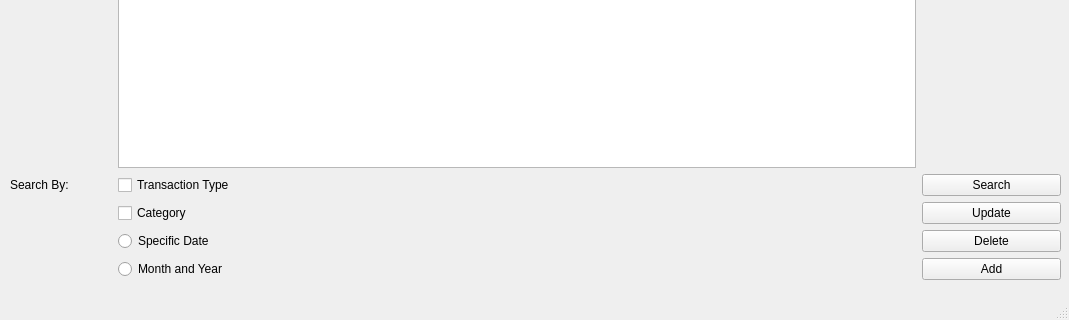
First picture: the form in TransactionsUI.ui, repository BoyTheTall/expenses-tracker-full-program, before the edit; both pictures show x 0 to 1069 and y 340 to 660 of the 1069 by 660 pixel window.
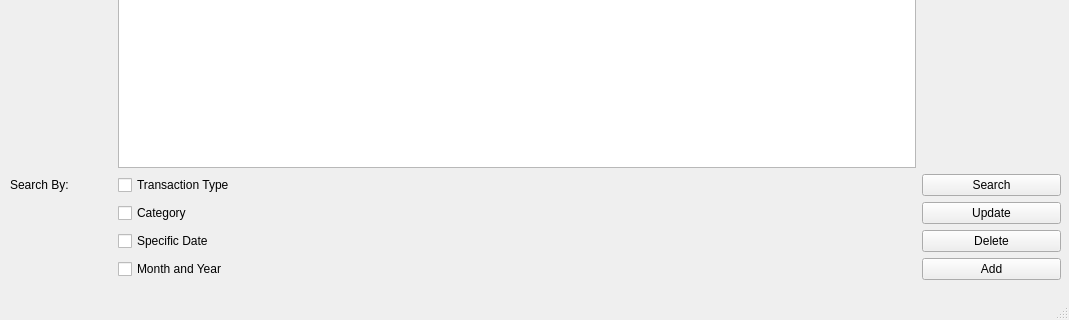
Second picture: the form after the edit.

Commit message: Update button commit. The update button has had its functionality fully coded in along with the necessary confirmation messages. next up is the data validation after adding some confirmation messages to the other buttons as needed

Diff of the .ui file:
```diff
--- a/TransactionsUI.ui
+++ b/TransactionsUI.ui
@@ -24,19 +24,6 @@
      </rect>
     </property>
     <layout class="QGridLayout" name="gridLayout_2">
-     <item row="13" column="2">
-      <widget class="QRadioButton" name="radSpecificDate">
-       <property name="maximumSize">
-        <size>
-         <width>200</width>
-         <height>16777215</height>
-        </size>
-       </property>
-       <property name="text">
-        <string>Specific Date</string>
-       </property>
-      </widget>
-     </item>
      <item row="5" column="0">
       <widget class="QLabel" name="lblYear">
        <property name="text">
@@ -231,13 +218,6 @@
        </property>
       </widget>
      </item>
-     <item row="14" column="2">
-      <widget class="QRadioButton" name="radMonthYear">
-       <property name="text">
-        <string>Month and Year</string>
-       </property>
-      </widget>
-     </item>
      <item row="12" column="6">
       <widget class="QPushButton" name="btnUpdate">
        <property name="text">
@@ -283,6 +263,26 @@
      <item row="9" column="2">
       <widget class="QTableWidget" name="tblTransactions_2"/>
      </item>
+     <item row="13" column="2">
+      <widget class="QCheckBox" name="chkSpecificDate">
+       <property name="maximumSize">
+        <size>
+         <width>200</width>
+         <height>16777215</height>
+        </size>
+       </property>
+       <property name="text">
+        <string>Specific Date</string>
+       </property>
+      </widget>
+     </item>
+     <item row="14" column="2">
+      <widget class="QCheckBox" name="chkMonthYear">
+       <property name="text">
+        <string>Month and Year</string>
+       </property>
+      </widget>
+     </item>
     </layout>
    </widget>
   </widget>
```
The commit also changes 1 other file.
